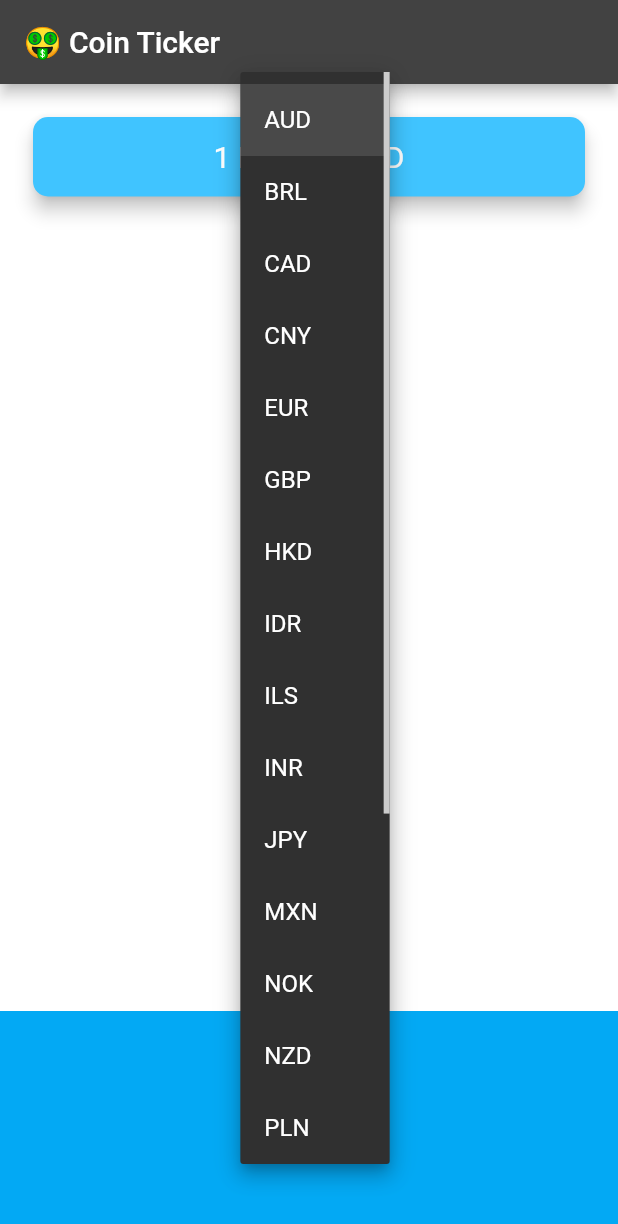
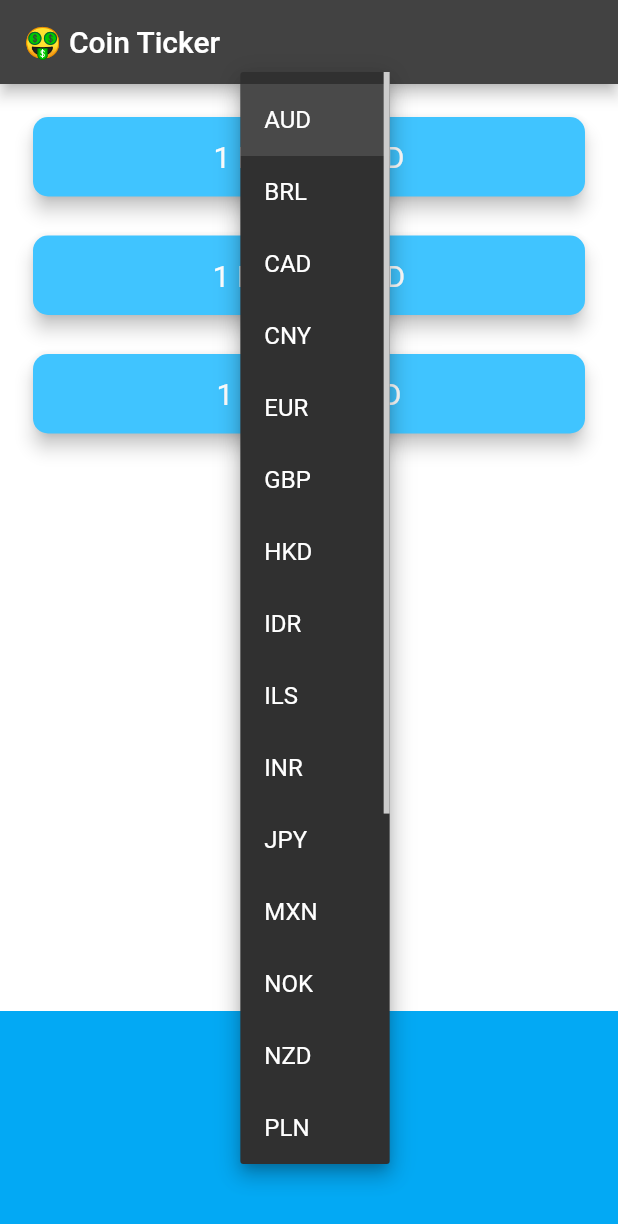
Before and after one commit to BashirYesufu/Bitcoin-Ticker, a Flutter app: the screen it shows after launch, after a tap on "AUD", on a phone screen of 412 x 824 dp. Shown: the top 1224 px of the screen. Run offline on Flutter 3.47's test engine with Material 2 defaults, Android fonts, the phone set to English and light mode, and no system bars; network calls fail.

Commit message:
gold level

```diff
--- a/bitcoin_ticker/lib/coin_data.dart
+++ b/bitcoin_ticker/lib/coin_data.dart
@@ -40,18 +40,25 @@ class CoinData {
 
   Future getCoinData({required String currency}) async {
 
-    String requestUrl = '$coinAPIURL/BTC/$currency?apikey=$apiKey';
+    Map<String, String> cryptoPrices = {};
+    for(String crypto in cryptoList) {
+      String requestUrl = '$coinAPIURL/$crypto/$currency?apikey=$apiKey';
       http.Response response = await http.get(Uri.parse(requestUrl),);
 
-    if(response.statusCode == 200) {
+      if (response.statusCode == 200) {
         String data = response.body;
 
         var decodedData = jsonDecode(data);
         var lastPrice = decodedData['rate'];
-      return lastPrice;
-    } else  {
+        cryptoPrices[crypto] = lastPrice.toStringAsFixed(0);
+
+      } else {
         print(response.statusCode);
         throw 'Error with get request!';
       }
     }
+    return cryptoPrices;
   }
+
+
+}
--- a/bitcoin_ticker/lib/price_screen.dart
+++ b/bitcoin_ticker/lib/price_screen.dart
@@ -54,12 +54,12 @@ class _PriceScreenState extends State<PriceScreen> {
     );
   }
 
-  String bitcoinValueInUSD = '?';
+  Map<String, String> coinValues = {};
   Future getData() async {
     try {
-      double data = await CoinData().getCoinData(currency: selectedCurrency);
+      var data = await CoinData().getCoinData(currency: selectedCurrency);
       setState(() {
-        bitcoinValueInUSD = data.toStringAsFixed(0);
+        coinValues = data;
       });
     } catch (e) {
       print(e);
@@ -79,30 +79,26 @@ class _PriceScreenState extends State<PriceScreen> {
         title: Text('🤑 Coin Ticker'),
       ),
       body: Column(
-        mainAxisAlignment: MainAxisAlignment.spaceBetween,
         crossAxisAlignment: CrossAxisAlignment.stretch,
         children: <Widget>[
-          Padding(
-            padding: EdgeInsets.fromLTRB(18.0, 18.0, 18.0, 0),
-            child: Card(
-              color: Colors.lightBlueAccent,
-              elevation: 5.0,
-              shape: RoundedRectangleBorder(
-                borderRadius: BorderRadius.circular(10.0),
-              ),
-              child: Padding(
-                padding: EdgeInsets.symmetric(vertical: 15.0, horizontal: 28.0),
-                child: Text(
-                  '1 BTC = $bitcoinValueInUSD $selectedCurrency',
-                  textAlign: TextAlign.center,
-                  style: TextStyle(
-                    fontSize: 20.0,
-                    color: Colors.white,
-                  ),
-                ),
-              ),
-            ),
+          CryptoCard(
+            value: coinValues['BTC'] ?? '?',
+            selectedCurrency: selectedCurrency,
+            cryptoCurrency: cryptoList[0],
           ),
+
+          CryptoCard(
+            value: coinValues['ETH'] ?? '?',
+            selectedCurrency: selectedCurrency,
+            cryptoCurrency: cryptoList[1],
+          ),
+
+          CryptoCard(
+            value: coinValues['LTC'] ?? '?',
+            selectedCurrency: selectedCurrency,
+            cryptoCurrency: cryptoList[2],
+          ),
+          Spacer(),
           Container(
             height: 150.0,
             alignment: Alignment.center,
@@ -115,3 +111,43 @@ class _PriceScreenState extends State<PriceScreen> {
     );
   }
 }
+
+
+
+class CryptoCard extends StatelessWidget {
+  const CryptoCard({
+    Key? key,
+    required this.value,
+    required this.selectedCurrency,
+    required this.cryptoCurrency,
+  }) : super(key: key);
+
+  final String value;
+  final String selectedCurrency;
+  final String cryptoCurrency;
+
+  @override
+  Widget build(BuildContext context) {
+    return Padding(
+      padding: EdgeInsets.fromLTRB(18.0, 18.0, 18.0, 0),
+      child: Card(
+        color: Colors.lightBlueAccent,
+        elevation: 5.0,
+        shape: RoundedRectangleBorder(
+          borderRadius: BorderRadius.circular(10.0),
+        ),
+        child: Padding(
+          padding: EdgeInsets.symmetric(vertical: 15.0, horizontal: 28.0),
+          child: Text(
+            '1 $cryptoCurrency = $value $selectedCurrency',
+            textAlign: TextAlign.center,
+            style: TextStyle(
+              fontSize: 20.0,
+              color: Colors.white,
+            ),
+          ),
+        ),
+      ),
+    );
+  }
+}
```
Lines whose indentation alone changed are shown as unchanged.
